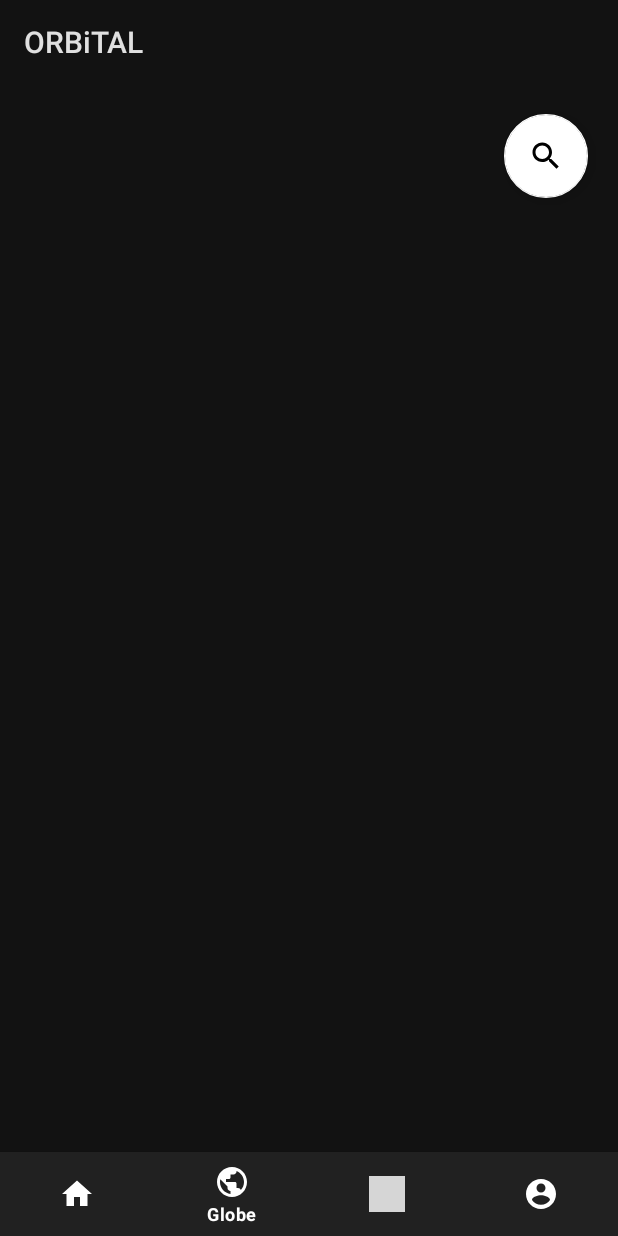
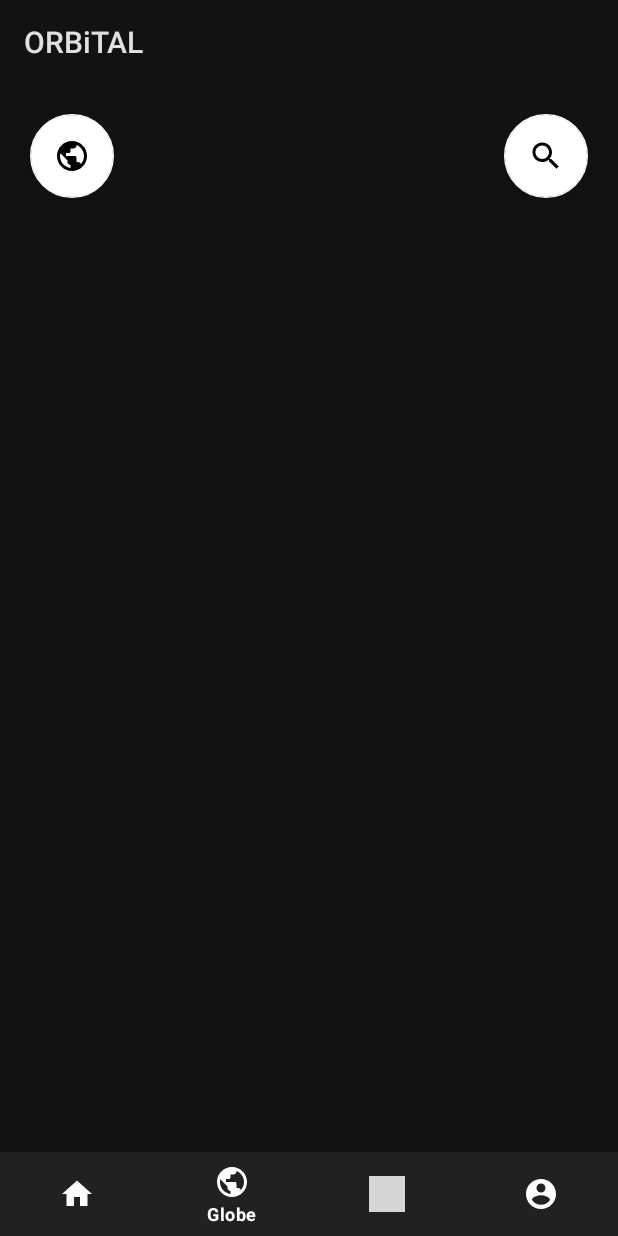
Before and after one commit to DewenHona/Amadeus-ORBiTAL, an Android app: the screen it shows after launch (MainActivity), item 2 of the bottom bar chosen, on a phone screen of 412 x 824 dp. Run offline under Robolectric (Android 15) with nearby library versions, the phone set to English and light mode, and no system bars; libraries missing offline, so code that uses them is left out: gov.nasa.worldwind; 2 statements that could not run were skipped; grey boxes are pictures that could not be loaded.

Commit message:
webview added!

```diff
--- a/app/src/main/java/com/amadeus/orbital/GlobeFragment.java
+++ b/app/src/main/java/com/amadeus/orbital/GlobeFragment.java
@@ -67,6 +67,14 @@ public class GlobeFragment extends Fragment {
                 startActivity(i);
             }
         });
+        FloatingActionButton explorebtn= rootView.findViewById(R.id.exploreBtn);
+        explorebtn.setOnClickListener(new View.OnClickListener() {
+            @Override
+            public void onClick(View view) {
+                Intent i= new Intent(getContext(),exploreGlobe.class);
+                startActivity(i);
+            }
+        });
 
         return rootView;
     }
--- /dev/null
+++ b/app/src/main/res/drawable/satglobe.xml
@@ -0,0 +1,10 @@
+<vector xmlns:android="http://schemas.android.com/apk/res/android"
+    android:width="24dp"
+    android:height="24dp"
+    android:viewportWidth="24"
+    android:viewportHeight="24"
+    android:tint="?attr/colorControlNormal">
+  <path
+      android:fillColor="@android:color/white"
+      android:pathData="M12,2C6.48,2 2,6.48 2,12s4.48,10 10,10 10,-4.48 10,-10S17.52,2 12,2zM11,19.93c-3.95,-0.49 -7,-3.85 -7,-7.93 0,-0.62 0.08,-1.21 0.21,-1.79L9,15v1c0,1.1 0.9,2 2,2v1.93zM17.9,17.39c-0.26,-0.81 -1,-1.39 -1.9,-1.39h-1v-3c0,-0.55 -0.45,-1 -1,-1L8,12v-2h2c0.55,0 1,-0.45 1,-1L11,7h2c1.1,0 2,-0.9 2,-2v-0.41c2.93,1.19 5,4.06 5,7.41 0,2.08 -0.8,3.97 -2.1,5.39z"/>
+</vector>
--- a/app/src/main/res/layout/frag_globe.xml
+++ b/app/src/main/res/layout/frag_globe.xml
@@ -27,5 +27,17 @@
         android:layout_marginBottom="20dp"
         android:src="@drawable/ic_baseline_search_24"
         app:backgroundTint="@color/white" />
+    <com.google.android.material.floatingactionbutton.FloatingActionButton
+        android:id="@+id/exploreBtn"
+        android:layout_width="wrap_content"
+        android:layout_height="wrap_content"
+        android:layout_alignParentTop="true"
+        android:layout_marginStart="20dp"
+        android:layout_marginTop="20dp"
+        android:layout_marginEnd="20dp"
+
+        android:layout_marginBottom="20dp"
+        android:src="@drawable/satglobe"
+        app:backgroundTint="@color/white" />
 
 </RelativeLayout>
```
Also changed, not shown: app/src/main/AndroidManifest.xml (+13 -6 lines), app/src/main/java/com/amadeus/orbital/exploreGlobe.java (added, +30 -0 lines), app/src/main/res/layout/activity_explore_globe.xml (added, +13 -0 lines).
